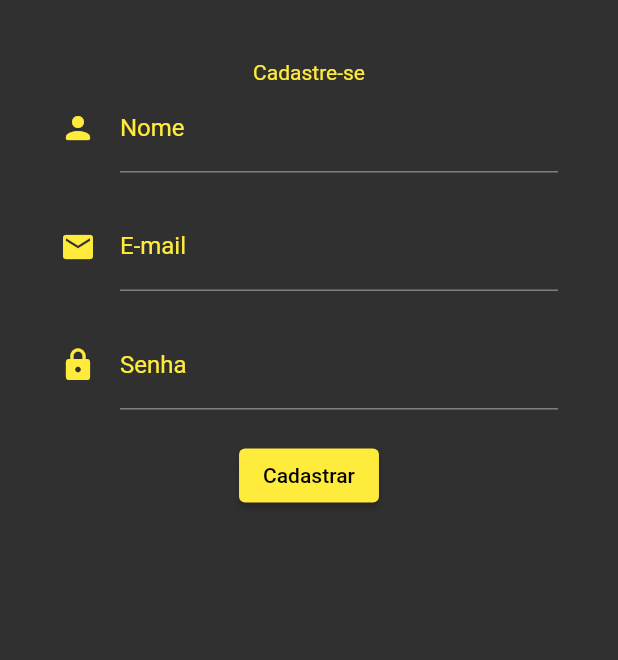
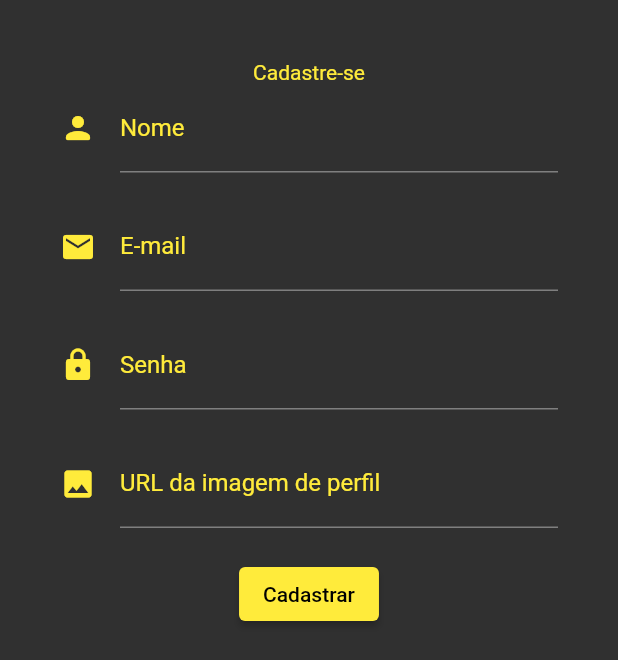
Before and after one commit to kauantorrisi/masterclass_flutter_mobx_mvc_mvvm_baltaio, a Flutter app: the screen it shows after launch, on a phone screen of 412 x 824 dp. Shown: the top 660 px of the screen. Run offline on Flutter 3.47's test engine with Material 2 defaults, Android fonts, the phone set to English and light mode, and no system bars; our stand-ins replace mobx; generated files the repository leaves out were written again.

Commit message:
final commit

```diff
--- a/lib/repositories/account.repository.dart
+++ b/lib/repositories/account.repository.dart
@@ -6,9 +6,9 @@ class AccountRepository {
     await Future.delayed(const Duration(milliseconds: 1500));
     return UserModel(
         id: "1",
-        name: "Kauan Torrisi",
-        email: "torrisikauan@gmail.com",
-        picture: "https://picsum.photos/200/200",
+        name: model.name,
+        email: model.email,
+        picture: model.picture,
         role: "Estudante",
         token: "xpto");
   }
--- a/lib/view-models/signup.viewmodel.dart
+++ b/lib/view-models/signup.viewmodel.dart
@@ -2,5 +2,6 @@ class SignupViewModel {
   String name = "";
   String email = "";
   String password = "";
+  String picture = "";
   bool busy = false;
 }
--- a/lib/views/signup.view.dart
+++ b/lib/views/signup.view.dart
@@ -23,7 +23,13 @@ class _SignupViewState extends State<SignupView> {
     AppStore store = Provider.of<AppStore>(context);
 
     return Scaffold(
-      body: SingleChildScrollView(
+      body: model.busy
+          ? const Center(
+              child: CircularProgressIndicator(
+                backgroundColor: Colors.black,
+              ),
+            )
+          : SingleChildScrollView(
               child: Padding(
                 padding: const EdgeInsets.all(40),
                 child: Form(
@@ -106,13 +112,30 @@ class _SignupViewState extends State<SignupView> {
                         }),
                       ),
                       const SizedBox(height: 20),
-                model.busy
-                    ? const Center(
-                        child: CircularProgressIndicator(
-                          backgroundColor: Colors.black,
+                      TextFormField(
+                        keyboardType: TextInputType.text,
+                        decoration: InputDecoration(
+                          icon: const Icon(Icons.image),
+                          iconColor: Theme.of(context).primaryColor,
+                          labelText: "URL da imagem de perfil",
+                          labelStyle: TextStyle(
+                            color: color,
+                            fontWeight: FontWeight.w400,
+                            fontSize: 16,
                           ),
-                      )
-                    : ElevatedButton(
+                        ),
+                        validator: (value) {
+                          if (value != null && value.isEmpty) {
+                            return 'URL inválida';
+                          }
+                          return null;
+                        },
+                        onSaved: ((value) {
+                          model.picture = value!;
+                        }),
+                      ),
+                      const SizedBox(height: 20),
+                      ElevatedButton(
                         style: ButtonStyle(
                           backgroundColor:
                               MaterialStateProperty.all<Color>(color),
@@ -125,7 +148,6 @@ class _SignupViewState extends State<SignupView> {
 
                           setState(() {
                             _controller.create(model).then((data) {
-                              // TODO:
                               setState(() {});
                               store.setUser(
                                 data.name!,
```
Also changed, not shown: lib/stores/app.store.dart (+6 -1 lines), lib/views/home.view.dart (+21 -1 lines). Lines whose indentation alone changed are shown as unchanged.
